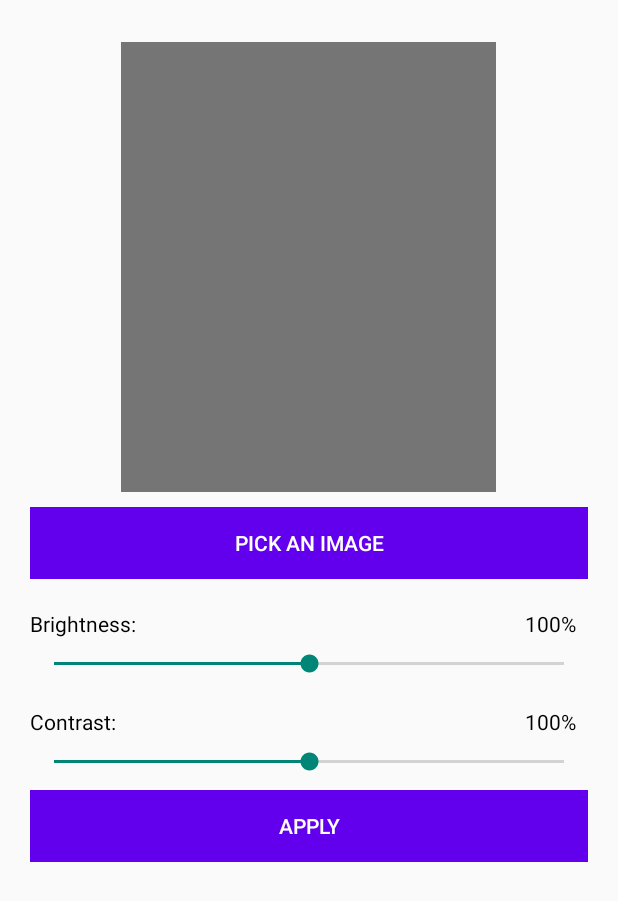
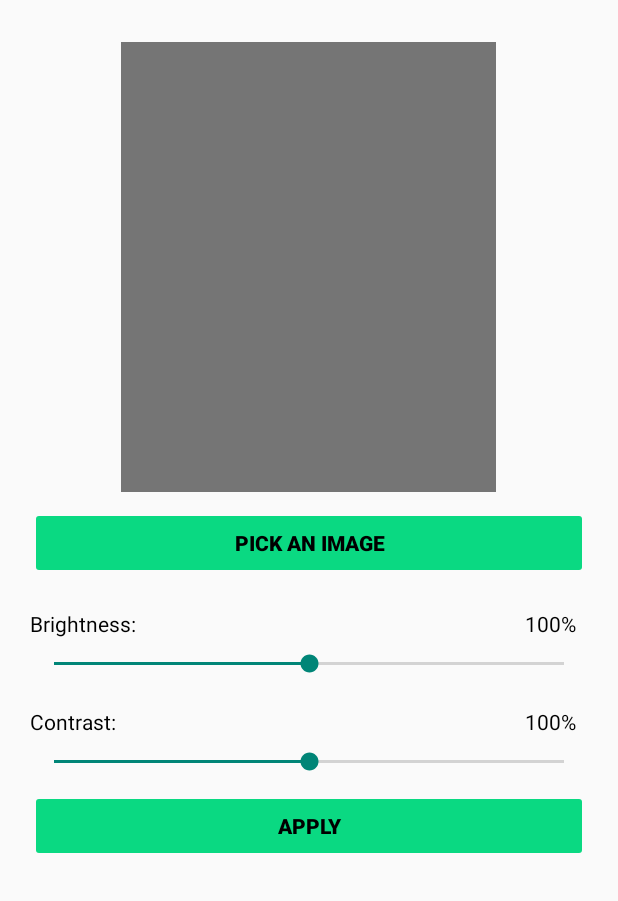
Before and after one commit to OndrejWienerUNI/github-ow-pma-2024, an Android app: the layout activity_main.xml on its own in the app's theme, with its tools: preview values and no code run, on a phone screen of 412 x 824 dp. Shown: the top 901 px of the screen. Run offline under Robolectric (Android 15) with nearby library versions, the phone set to English and light mode, and no system bars.

Commit message:
#10 FIN pma10_image_from_gallery (did some minor styling)

```diff
--- a/pma10_image_from_gallery/app/src/main/res/animator/button_press_anim.xml
+++ b/pma10_image_from_gallery/app/src/main/res/animator/button_press_anim.xml
@@ -5,13 +5,15 @@
             android:duration="100"
             android:propertyName="scaleX"
             android:valueFrom="1"
-            android:valueTo="0.95" />
+            android:valueTo="0.95"
+            android:backgroundTint="@color/button_pressed"/>
     </item>
     <item>
         <objectAnimator
             android:duration="100"
             android:propertyName="scaleX"
             android:valueFrom="0.95"
-            android:valueTo="1" />
+            android:valueTo="1"
+            android:backgroundTint="@color/button_color"/>
     </item>
 </selector>
--- a/pma10_image_from_gallery/app/src/main/res/layout/activity_main.xml
+++ b/pma10_image_from_gallery/app/src/main/res/layout/activity_main.xml
@@ -27,8 +27,9 @@
         android:layout_height="wrap_content"
         android:layout_marginTop="10dp"
         android:text="@string/btn_pick_pick_image"
-        android:background="@color/button_color"
-        android:textColor="@android:color/white"
+        android:backgroundTint="@color/button_color"
+        android:textColor="@android:color/black"
+        android:textStyle="bold"
         app:layout_constraintTop_toBottomOf="@+id/ivImage"
         android:stateListAnimator="@animator/button_press_anim"/>
 
@@ -101,8 +102,9 @@
         android:layout_height="wrap_content"
         android:layout_marginTop="10dp"
         android:text="@string/btn_apply"
-        android:background="@color/button_color"
-        android:textColor="@android:color/white"
+        android:backgroundTint="@color/button_color"
+        android:textColor="@android:color/black"
+        android:textStyle="bold"
         app:layout_constraintEnd_toEndOf="parent"
         app:layout_constraintStart_toStartOf="parent"
         app:layout_constraintTop_toBottomOf="@+id/seekBarContrast"
--- a/pma10_image_from_gallery/app/src/main/res/values/colors.xml
+++ b/pma10_image_from_gallery/app/src/main/res/values/colors.xml
@@ -8,7 +8,7 @@
     <color name="black">#FF000000</color>
     <color name="white">#FFFFFFFF</color>
     <color name="background_color">#FAFAFA</color>
-    <color name="button_color">#6200EE</color>
-    <color name="button_pressed">#3700B3</color>
+    <color name="button_color">#0AD982</color>
+    <color name="button_pressed">#14733E</color>
     <color name="card_view_dark_background">#757575</color>
 </resources>
```
